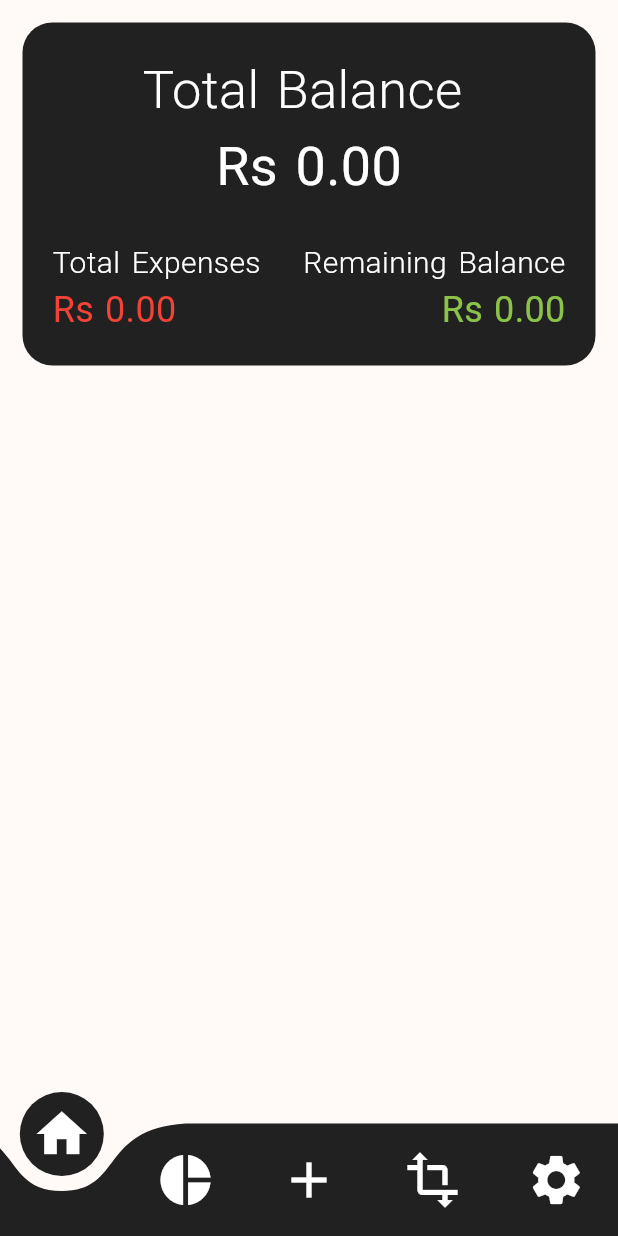
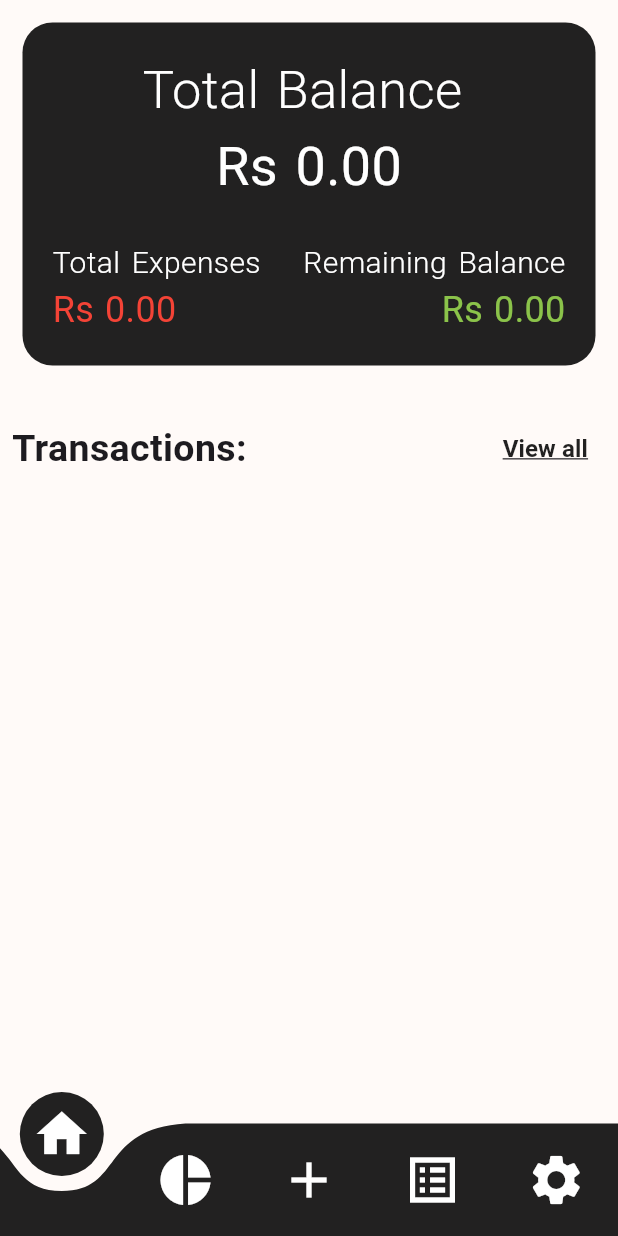
Before and after one commit to ZainR10/expanse_tracker_flutter, a Flutter app: the HomeView screen opened by its route, on a phone screen of 412 x 824 dp. Run offline on Flutter 3.47's test engine with Material 3 defaults, Android fonts, the phone set to English and light mode, and no system bars; drawn by our look-alikes of curved_navigation_bar; our stand-ins replace firebase_auth, firebase_core, fl_chart, flutter_slidable; accounts and stored records are empty.

Commit message:
adjust show menu popup position in custom nav bar. crated folders in view and view model.

```diff
--- a/lib/main.dart
+++ b/lib/main.dart
@@ -1,7 +1,7 @@
 import 'package:expanse_tracker_flutter/View_Models/expanse_provider.dart';
-import 'package:expanse_tracker_flutter/View_Models/login_firebase_logic.dart';
-import 'package:expanse_tracker_flutter/View_Models/signup_firebase_logic.dart';
-import 'package:expanse_tracker_flutter/View_Models/varification_firebase_logic.dart';
+import 'package:expanse_tracker_flutter/View_Models/authentication_view_models/login_firebase_logic.dart';
+import 'package:expanse_tracker_flutter/View_Models/authentication_view_models/signup_firebase_logic.dart';
+import 'package:expanse_tracker_flutter/View_Models/authentication_view_models/varification_firebase_logic.dart';
 import 'package:expanse_tracker_flutter/utils/routes/routes.dart';
 import 'package:expanse_tracker_flutter/utils/routes/routes_name.dart';
 import 'package:expanse_tracker_flutter/utils/theme.dart';
--- a/lib/res/components/custom_nav_bar.dart
+++ b/lib/res/components/custom_nav_bar.dart
@@ -3,9 +3,10 @@ import 'package:expanse_tracker_flutter/res/components/balance_dialogbox.dart';
 import 'package:expanse_tracker_flutter/res/components/dialogbox.dart';
 import 'package:flutter/material.dart';
 import 'package:curved_navigation_bar/curved_navigation_bar.dart';
+import 'package:flutter/widgets.dart';
 import 'package:provider/provider.dart';
 
-class CustomBottomNavBar extends StatelessWidget {
+class CustomBottomNavBar extends StatefulWidget {
   final int selectedIndex;
   final Function(int) onItemTapped;
 
@@ -16,9 +17,14 @@ class CustomBottomNavBar extends StatelessWidget {
   }) : super(key: key);
 
   @override
+  State<CustomBottomNavBar> createState() => _CustomBottomNavBarState();
+}
+
+class _CustomBottomNavBarState extends State<CustomBottomNavBar> {
+  @override
   Widget build(BuildContext context) {
     return CurvedNavigationBar(
-      index: selectedIndex,
+      index: widget.selectedIndex,
       color: Colors.black87,
       backgroundColor: Colors.transparent,
       buttonBackgroundColor: Colors.black87,
@@ -39,7 +45,7 @@ class CustomBottomNavBar extends StatelessWidget {
           color: Colors.white,
         ),
         Icon(
-          Icons.transform_outlined,
+          Icons.list_alt_sharp,
           size: 40,
           color: Colors.white,
         ),
@@ -53,7 +59,7 @@ class CustomBottomNavBar extends StatelessWidget {
         if (index == 2) {
           showMenu(
             context: context,
-            position: const RelativeRect.fromLTRB(100, 100, 100, 100),
+            position: const RelativeRect.fromLTRB(150, 450, 150, 100),
             items: [
               const PopupMenuItem<String>(
                 value: 'Balance',
@@ -98,7 +104,7 @@ class CustomBottomNavBar extends StatelessWidget {
             }
           });
         } else {
-          onItemTapped(index);
+          widget.onItemTapped(index);
         }
       },
     );
--- a/lib/res/components/dialogbox.dart
+++ b/lib/res/components/dialogbox.dart
@@ -90,7 +90,7 @@ class _DialogBoxState extends State<DialogBox> {
                   decoration: const InputDecoration(
                     prefixIcon: Icon(Icons.description_outlined),
                     border: OutlineInputBorder(),
-                    hintText: 'Please select your Gender',
+                    hintText: 'Please select your Category',
                     hintStyle: TextStyle(
                       fontWeight: FontWeight.normal,
                     ),
--- a/lib/view/login_view.dart
+++ b/lib/view/authentication_view/login_view.dart
@@ -1,5 +1,5 @@
-import 'package:expanse_tracker_flutter/View_Models/login_firebase_logic.dart';
-import 'package:expanse_tracker_flutter/View_Models/validate.dart';
+import 'package:expanse_tracker_flutter/View_Models/authentication_view_models/login_firebase_logic.dart';
+import 'package:expanse_tracker_flutter/View_Models/authentication_view_models/validate.dart';
 import 'package:expanse_tracker_flutter/res/components/colors.dart';
 import 'package:expanse_tracker_flutter/res/components/round_button.dart';
 import 'package:expanse_tracker_flutter/utils/general_utils.dart';
--- a/lib/view/phone_field_view.dart
+++ b/lib/view/authentication_view/phone_field_view.dart
@@ -1,5 +1,5 @@
-import 'package:expanse_tracker_flutter/View_Models/validate.dart';
-import 'package:expanse_tracker_flutter/View_Models/varification_firebase_logic.dart';
+import 'package:expanse_tracker_flutter/View_Models/authentication_view_models/validate.dart';
+import 'package:expanse_tracker_flutter/View_Models/authentication_view_models/varification_firebase_logic.dart';
 import 'package:expanse_tracker_flutter/res/components/round_button.dart';
 import 'package:flutter/material.dart';
 import 'package:provider/provider.dart';
--- a/lib/view/signup_view.dart
+++ b/lib/view/authentication_view/signup_view.dart
@@ -1,5 +1,5 @@
-import 'package:expanse_tracker_flutter/View_Models/signup_firebase_logic.dart';
-import 'package:expanse_tracker_flutter/View_Models/validate.dart';
+import 'package:expanse_tracker_flutter/View_Models/authentication_view_models/signup_firebase_logic.dart';
+import 'package:expanse_tracker_flutter/View_Models/authentication_view_models/validate.dart';
 import 'package:expanse_tracker_flutter/res/components/colors.dart';
 import 'package:expanse_tracker_flutter/res/components/round_button.dart';
 import 'package:expanse_tracker_flutter/utils/general_utils.dart';
--- a/lib/view/splash_view.dart
+++ b/lib/view/authentication_view/splash_view.dart
@@ -1,4 +1,4 @@
-import 'package:expanse_tracker_flutter/View_Models/splash_view_logic.dart';
+import 'package:expanse_tracker_flutter/View_Models/authentication_view_models/splash_view_logic.dart';
 import 'package:flutter/material.dart';
 
 class SplashView extends StatefulWidget {
--- a/lib/view/home_view.dart
+++ b/lib/view/home_view.dart
@@ -143,6 +143,37 @@ class _HomeViewState extends State<HomeView> {
             SizedBox(
               height: height * .02,
             ),
+            Padding(
+              padding: EdgeInsets.symmetric(horizontal: 8),
+              child: Row(
+                mainAxisAlignment: MainAxisAlignment.spaceBetween,
+                children: [
+                  const Text(
+                    'Transactions:',
+                    style: TextStyle(fontSize: 25, fontWeight: FontWeight.w600),
+                  ),
+                  SizedBox(
+                    width: width * .01,
+                  ),
+                  TextButton(
+                    onPressed: () {
+                      Navigator.pushNamed(context, RoutesName.expanseListView);
+                    },
+                    child: const Text(
+                      'View all',
+                      style: TextStyle(
+                          fontSize: 16,
+                          fontWeight: FontWeight.w600,
+                          color: Colors.black87,
+                          decoration: TextDecoration.underline),
+                    ),
+                  )
+                ],
+              ),
+            ),
+            SizedBox(
+              height: height * .01,
+            ),
             ListTileBuilder(expenses: expenses)
           ],
         ),
```
Also changed, not shown: lib/utils/routes/routes.dart (+5 -5 lines), lib/View_Models/authentication_view_models/login_firebase_logic.dart (renamed from lib/View_Models/login_firebase_logic.dart), lib/View_Models/authentication_view_models/signup_firebase_logic.dart (renamed from lib/View_Models/signup_firebase_logic.dart), lib/View_Models/authentication_view_models/splash_view_logic.dart (renamed from lib/View_Models/splash_view_logic.dart), lib/View_Models/authentication_view_models/validate.dart (renamed from lib/View_Models/validate.dart), lib/View_Models/authentication_view_models/varification_firebase_logic.dart (renamed from lib/View_Models/varification_firebase_logic.dart), lib/view/authentication_view/varification_code_view.dart (renamed from lib/view/varification_code_view.dart).
